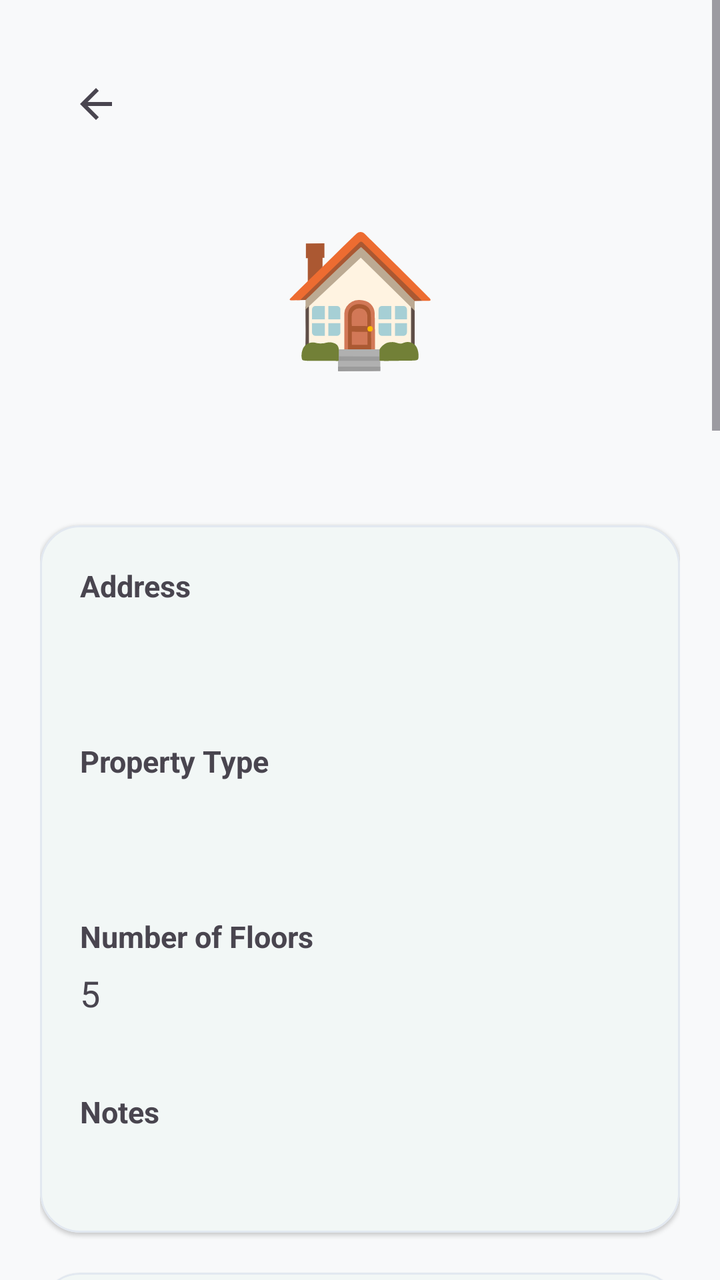
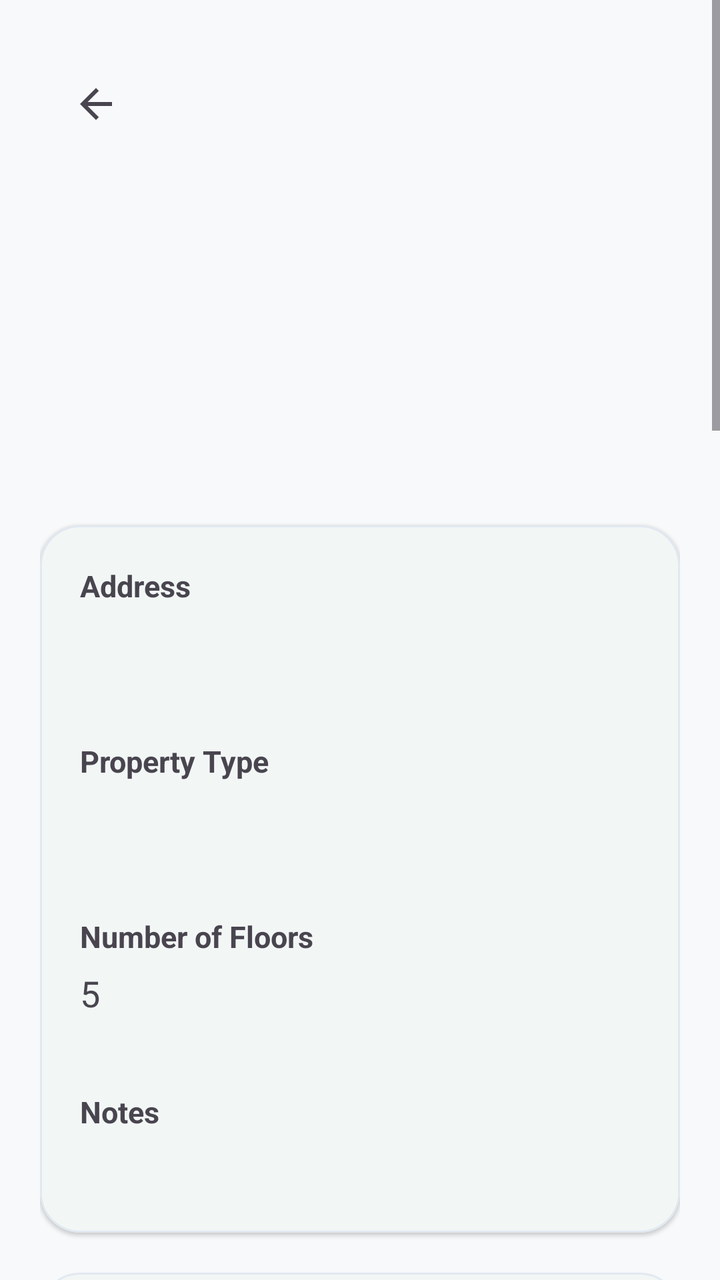

Screens rendered from an Android XML layout before and after an edit, with the pre-edit source and the edit as a unified diff.
<!-- AndroidManifest.xml: application theme Theme.RobHouseRental -->
<!-- res/layout/activity_property_details.xml -->
<?xml version="1.0" encoding="utf-8"?>
<ScrollView
    xmlns:android="http://schemas.android.com/apk/res/android"
    xmlns:app="http://schemas.android.com/apk/res-auto"
    android:layout_width="match_parent"
    android:layout_height="match_parent"
    android:fitsSystemWindows="true"
    android:fillViewport="true">

    <LinearLayout
        android:layout_width="match_parent"
        android:layout_height="wrap_content"
        android:orientation="vertical"
        android:padding="20dp">

        
        <com.google.android.material.appbar.MaterialToolbar
            android:id="@+id/toolbarPropertyDetails"
            android:layout_width="match_parent"
            android:layout_height="?attr/actionBarSize"
            android:title="@string/property_details_title"
            app:navigationIcon="@drawable/ic_arrow_back" />

        
        <TextView
            android:id="@+id/tvPropertyIcon"
            android:layout_width="match_parent"
            android:layout_height="wrap_content"
            android:layout_marginTop="20dp"
            android:gravity="center"
            android:text="🏠"
            android:textSize="64sp" />

        
        <TextView
            android:id="@+id/tvPropertyName"
            android:layout_width="match_parent"
            android:layout_height="wrap_content"
            android:layout_marginTop="12dp"
            android:gravity="center"
            
            android:textSize="28sp"
            android:textStyle="bold" />

        
        <com.google.android.material.card.MaterialCardView
            android:layout_width="match_parent"
            android:layout_height="wrap_content"
            android:layout_marginTop="24dp"
            app:cardCornerRadius="20dp"
            app:cardElevation="1dp"
            app:strokeWidth="1dp">

            <LinearLayout
                android:layout_width="match_parent"
                android:layout_height="wrap_content"
                android:orientation="vertical"
                android:padding="20dp">

                
                <TextView
                    android:layout_width="match_parent"
                    android:layout_height="wrap_content"
                    android:text="@string/address_label"
                    android:textSize="15sp"
                    android:textStyle="bold" />

                <TextView
                    android:id="@+id/tvPropertyAddress"
                    android:layout_width="match_parent"
                    android:layout_height="wrap_content"
                    android:layout_marginTop="6dp"
                    
                    android:textSize="18sp" />

                <View
                    android:layout_width="match_parent"
                    android:layout_height="1dp"
                    android:layout_marginVertical="18dp" />

                
                <TextView
                    android:layout_width="match_parent"
                    android:layout_height="wrap_content"
                    android:text="@string/property_type"
                    android:textSize="15sp"
                    android:textStyle="bold" />

                <TextView
                    android:id="@+id/tvPropertyType"
                    android:layout_width="match_parent"
                    android:layout_height="wrap_content"
                    android:layout_marginTop="6dp"
                    
                    android:textSize="18sp" />

                <View
                    android:layout_width="match_parent"
                    android:layout_height="1dp"
                    android:layout_marginVertical="18dp" />

                
                <TextView
                    android:layout_width="match_parent"
                    android:layout_height="wrap_content"
                    android:text="@string/number_of_floors_label"
                    android:textSize="15sp"
                    android:textStyle="bold" />

                <TextView
                    android:id="@+id/tvPropertyFloors"
                    android:layout_width="match_parent"
                    android:layout_height="wrap_content"
                    android:layout_marginTop="6dp"
                    android:text="5"
                    android:textSize="18sp" />

                <View
                    android:layout_width="match_parent"
                    android:layout_height="1dp"
                    android:layout_marginVertical="18dp" />

                
                <TextView
                    android:layout_width="match_parent"
                    android:layout_height="wrap_content"
                    android:text="@string/notes"
                    android:textSize="15sp"
                    android:textStyle="bold" />

                <TextView
                    android:id="@+id/tvPropertyNotes"
                    android:layout_width="match_parent"
                    android:layout_height="wrap_content"
                    android:layout_marginTop="6dp"
                    
                    android:textSize="18sp" />

            </LinearLayout>

        </com.google.android.material.card.MaterialCardView>

        
        <com.google.android.material.card.MaterialCardView
            android:layout_width="match_parent"
            android:layout_height="wrap_content"
            android:layout_marginTop="20dp"
            app:cardCornerRadius="20dp"
            app:cardElevation="1dp"
            app:strokeWidth="1dp">

            <LinearLayout
                android:layout_width="match_parent"
                android:layout_height="wrap_content"
                android:orientation="vertical"
                android:padding="20dp">

                <TextView
                    android:layout_width="match_parent"
                    android:layout_height="wrap_content"
                    android:text="@string/property_status_label"
                    android:textSize="20sp"
                    android:textStyle="bold" />

                <TextView
                    android:id="@+id/tvPropertyStatus"
                    android:layout_width="match_parent"
                    android:layout_height="wrap_content"
                    android:layout_marginTop="8dp"
                    
                    android:textSize="18sp" />

                <TextView
                    android:id="@+id/tvPropertyId"
                    android:layout_width="match_parent"
                    android:layout_height="wrap_content"
                    android:layout_marginTop="8dp"
                    
                    android:textSize="15sp" />

            </LinearLayout>

        </com.google.android.material.card.MaterialCardView>

        
        <com.google.android.material.card.MaterialCardView
            android:id="@+id/cardPropertyOperationalSummary"
            android:layout_width="match_parent"
            android:layout_height="wrap_content"
            android:layout_marginTop="20dp"
            app:cardCornerRadius="20dp"
            app:cardElevation="1dp"
            app:strokeWidth="1dp">

            <LinearLayout
                android:layout_width="match_parent"
                android:layout_height="wrap_content"
                android:orientation="vertical"
                android:padding="20dp">

                <TextView
                    android:layout_width="match_parent"
                    android:layout_height="wrap_content"
                    android:text="@string/tab_report_dashboard"
                    android:textSize="20sp"
                    android:textStyle="bold" />

                <GridLayout
                    android:layout_width="match_parent"
                    android:layout_height="wrap_content"
                    android:layout_marginTop="12dp"
                    android:columnCount="2"
                    android:rowCount="4">

                    <TextView
                        android:id="@+id/tvSummaryTotalUnits"
                        android:layout_width="0dp"
                        android:layout_height="wrap_content"
                        android:layout_columnWeight="1"
                        android:layout_margin="4dp"
                        android:background="?attr/colorSurfaceVariant"
                        android:padding="12dp"
                        android:text="Total Units: 0"
                        android:textSize="14sp"
                        android:textStyle="bold" />

                    <TextView
                        android:id="@+id/tvSummaryOccupiedUnits"
                        android:layout_width="0dp"
                        android:layout_height="wrap_content"
                        android:layout_columnWeight="1"
                        android:layout_margin="4dp"
                        android:background="?attr/colorSurfaceVariant"
                        android:padding="12dp"
                        android:text="Occupied: 0"
                        android:textSize="14sp"
                        android:textStyle="bold" />

                    <TextView
                        android:id="@+id/tvSummaryVacantUnits"
                        android:layout_width="0dp"
                        android:layout_height="wrap_content"
                        android:layout_columnWeight="1"
                        android:layout_margin="4dp"
                        android:background="?attr/colorSurfaceVariant"
                        android:padding="12dp"
                        android:text="Vacant: 0"
                        android:textSize="14sp"
                        android:textStyle="bold" />

                    <TextView
                        android:id="@+id/tvSummaryOccupancyRate"
                        android:layout_width="0dp"
                        android:layout_height="wrap_content"
                        android:layout_columnWeight="1"
                        android:layout_margin="4dp"
                        android:background="?attr/colorSurfaceVariant"
                        android:padding="12dp"
                        android:text="Occupancy: 0%"
                        android:textSize="14sp"
                        android:textStyle="bold" />

                    <TextView
                        android:id="@+id/tvSummaryExpectedRent"
                        android:layout_width="0dp"
                        android:layout_height="wrap_content"
                        android:layout_columnWeight="1"
                        android:layout_margin="4dp"
                        android:background="?attr/colorSurfaceVariant"
                        android:padding="12dp"
                        android:text="Expected: ৳0"
                        android:textSize="14sp"
                        android:textStyle="bold" />

                    <TextView
                        android:id="@+id/tvSummaryCollectedRent"
                        android:layout_width="0dp"
                        android:layout_height="wrap_content"
                        android:layout_columnWeight="1"
                        android:layout_margin="4dp"
                        android:background="?attr/colorSurfaceVariant"
                        android:padding="12dp"
                        android:text="Collected: ৳0"
                        android:textSize="14sp"
                        android:textStyle="bold" />

                    <TextView
                        android:id="@+id/tvSummaryOutstandingRent"
                        android:layout_width="0dp"
                        android:layout_height="wrap_content"
                        android:layout_columnSpan="2"
                        android:layout_columnWeight="2"
                        android:layout_margin="4dp"
                        android:background="?attr/colorSurfaceVariant"
                        android:padding="12dp"
                        android:text="Outstanding: ৳0"
                        android:textColor="?attr/colorError"
                        android:textSize="14sp"
                        android:textStyle="bold" />

                </GridLayout>

            </LinearLayout>

        </com.google.android.material.card.MaterialCardView>

        
        <com.google.android.material.card.MaterialCardView
            android:layout_width="match_parent"
            android:layout_height="wrap_content"
            android:layout_marginTop="20dp"
            app:cardCornerRadius="20dp"
            app:cardElevation="1dp"
            app:strokeWidth="1dp">

            <LinearLayout
                android:layout_width="match_parent"
                android:layout_height="wrap_content"
                android:orientation="vertical"
                android:padding="20dp">

                <TextView
                    android:layout_width="match_parent"
                    android:layout_height="wrap_content"
                    android:text="@string/maintenance_title"
                    android:textSize="20sp"
                    android:textStyle="bold" />

                <GridLayout
                    android:layout_width="match_parent"
                    android:layout_height="wrap_content"
                    android:layout_marginTop="12dp"
                    android:columnCount="2">

                    <TextView
                        android:id="@+id/tvMaintSummaryOpen"
                        android:layout_width="0dp"
                        android:layout_height="wrap_content"
                        android:layout_columnWeight="1"
                        android:layout_margin="4dp"
                        android:background="?attr/colorSurfaceVariant"
                        android:padding="12dp"
                        android:text="Open: 0"
                        android:textSize="14sp"
                        android:textStyle="bold" />

                    <TextView
                        android:id="@+id/tvMaintSummaryInProgress"
                        android:layout_width="0dp"
                        android:layout_height="wrap_content"
                        android:layout_columnWeight="1"
                        android:layout_margin="4dp"
                        android:background="?attr/colorSurfaceVariant"
                        android:padding="12dp"
                        android:text="In Progress: 0"
                        android:textSize="14sp"
                        android:textStyle="bold" />

                    <TextView
                        android:id="@+id/tvMaintSummaryCost"
                        android:layout_width="0dp"
                        android:layout_height="wrap_content"
                        android:layout_columnSpan="2"
                        android:layout_columnWeight="2"
                        android:layout_margin="4dp"
                        android:background="?attr/colorSurfaceVariant"
                        android:padding="12dp"
                        android:text="This Month Cost: ৳0"
                        android:textSize="14sp"
                        android:textStyle="bold" />

                </GridLayout>

                <LinearLayout
                    android:layout_width="match_parent"
                    android:layout_height="wrap_content"
                    android:layout_marginTop="12dp"
                    android:orientation="horizontal">

                    <com.google.android.material.button.MaterialButton
                        android:id="@+id/btnViewPropertyMaintenance"
                        style="@style/Widget.Material3.Button.TonalButton"
                        android:layout_width="0dp"
                        android:layout_height="wrap_content"
                        android:layout_weight="1"
                        android:layout_marginEnd="6dp"
                        android:text="@string/maintenance_title" />

                    <com.google.android.material.button.MaterialButton
                        android:id="@+id/btnAddPropertyMaintenance"
                        style="@style/Widget.Material3.Button.OutlinedButton"
                        android:layout_width="0dp"
                        android:layout_height="wrap_content"
                        android:layout_weight="1"
                        android:layout_marginStart="6dp"
                        android:text="@string/add_maintenance" />

                </LinearLayout>

            </LinearLayout>

        </com.google.android.material.card.MaterialCardView>

        
        <com.google.android.material.card.MaterialCardView
            android:layout_width="match_parent"
            android:layout_height="wrap_content"
            android:layout_marginTop="20dp"
            app:cardCornerRadius="20dp"
            app:cardElevation="1dp"
            app:strokeWidth="1dp">

            <LinearLayout
                android:layout_width="match_parent"
                android:layout_height="wrap_content"
                android:orientation="vertical"
                android:padding="20dp">

                
                <LinearLayout
                    android:layout_width="match_parent"
                    android:layout_height="wrap_content"
                    android:gravity="center_vertical"
                    android:orientation="horizontal">

                    <TextView
                        android:layout_width="0dp"
                        android:layout_height="wrap_content"
                        android:layout_weight="1"
                        android:text="@string/units_section_title"
                        android:textSize="20sp"
                        android:textStyle="bold" />

                    <TextView
                        android:id="@+id/tvUnitCount"
                        android:layout_width="wrap_content"
                        android:layout_height="wrap_content"
                        android:text="0"
                        android:textSize="20sp"
                        android:textStyle="bold" />

                </LinearLayout>

                
                <LinearLayout
                    android:layout_width="match_parent"
                    android:layout_height="wrap_content"
                    android:layout_marginTop="12dp"
                    android:orientation="vertical">

                    
                    <HorizontalScrollView
                        android:layout_width="match_parent"
                        android:layout_height="wrap_content"
                        android:scrollbars="none">

                        <com.google.android.material.chip.ChipGroup
                            android:id="@+id/chipGroupUnitStatus"
                            android:layout_width="wrap_content"
                            android:layout_height="wrap_content"
                            app:singleSelection="true">

                            <com.google.android.material.chip.Chip
                                android:id="@+id/chipUnitAll"
                                style="@style/Widget.Material3.Chip.Filter"
                                android:layout_width="wrap_content"
                                android:layout_height="wrap_content"
                                android:checked="true"
                                android:text="@string/all" />

                            <com.google.android.material.chip.Chip
                                android:id="@+id/chipUnitOccupied"
                                style="@style/Widget.Material3.Chip.Filter"
                                android:layout_width="wrap_content"
                                android:layout_height="wrap_content"
                                android:text="@string/status_occupied" />

                            <com.google.android.material.chip.Chip
                                android:id="@+id/chipUnitVacant"
                                style="@style/Widget.Material3.Chip.Filter"
                                android:layout_width="wrap_content"
                                android:layout_height="wrap_content"
                                android:text="@string/status_vacant" />

                        </com.google.android.material.chip.ChipGroup>

                    </HorizontalScrollView>

                    
                    <com.google.android.material.textfield.TextInputLayout
                        style="@style/Widget.Material3.TextInputLayout.OutlinedBox.ExposedDropdownMenu"
                        android:layout_width="match_parent"
                        android:layout_height="wrap_content"
                        android:layout_marginTop="8dp">

                        <com.google.android.material.textfield.MaterialAutoCompleteTextView
                            android:id="@+id/autoFloorFilter"
                            android:layout_width="match_parent"
                            android:layout_height="wrap_content"
                            android:hint="@string/hint_unit_floor"
                            android:inputType="none" />
                    </com.google.android.material.textfield.TextInputLayout>

                </LinearLayout>

                
                <TextView
                    android:id="@+id/tvNoUnits"
                    android:layout_width="match_parent"
                    android:layout_height="wrap_content"
                    android:layout_marginTop="16dp"
                    android:gravity="center"
                    android:text="@string/empty_units"
                    android:textSize="17sp" />

                
                <androidx.recyclerview.widget.RecyclerView
                    android:id="@+id/recyclerUnits"
                    android:layout_width="match_parent"
                    android:layout_height="wrap_content"
                    android:layout_marginTop="12dp"
                    android:nestedScrollingEnabled="false" />

                
                <com.google.android.material.button.MaterialButton
                    android:id="@+id/btnAddUnit"
                    android:layout_width="match_parent"
                    android:layout_height="wrap_content"
                    android:layout_marginTop="20dp"
                    android:minHeight="56dp"
                    android:text="@string/add_unit_button"
                    android:textSize="17sp"
                    app:cornerRadius="16dp" />

            </LinearLayout>

        </com.google.android.material.card.MaterialCardView>

        
        <com.google.android.material.card.MaterialCardView
            android:layout_width="match_parent"
            android:layout_height="wrap_content"
            android:layout_marginTop="20dp"
            app:cardCornerRadius="20dp"
            app:cardElevation="1dp"
            app:strokeWidth="1dp">

            <LinearLayout
                android:layout_width="match_parent"
                android:layout_height="wrap_content"
                android:orientation="vertical"
                android:padding="20dp">

                <LinearLayout
                    android:layout_width="match_parent"
                    android:layout_height="wrap_content"
                    android:gravity="center_vertical"
                    android:orientation="horizontal">

                    <TextView
                        android:layout_width="0dp"
                        android:layout_height="wrap_content"
                        android:layout_weight="1"
                        android:text="@string/this_month_expenses"
                        android:textSize="18sp"
                        android:textStyle="bold" />

                    <TextView
                        android:id="@+id/tvPropertyMonthExpenses"
                        android:layout_width="wrap_content"
                        android:layout_height="wrap_content"
                        android:text="৳0"
                        android:textColor="?attr/colorError"
                        android:textSize="20sp"
                        android:textStyle="bold" />

                </LinearLayout>

            </LinearLayout>

        </com.google.android.material.card.MaterialCardView>

        
        <com.google.android.material.button.MaterialButton
            android:id="@+id/btnEditProperty"
            android:layout_width="match_parent"
            android:layout_height="wrap_content"
            android:layout_marginTop="24dp"
            android:minHeight="60dp"
            android:text="@string/edit_property"
            android:textSize="18sp"
            app:cornerRadius="18dp" />

        
        <Space
            android:layout_width="match_parent"
            android:layout_height="24dp" />

    </LinearLayout>

</ScrollView>
<!-- resources referenced by this layout -->
<resources>
  <!-- drawable ic_arrow_back (drawable) -->
  <vector xmlns:android="http://schemas.android.com/apk/res/android"
      android:width="24dp"
      android:height="24dp"
      android:viewportWidth="24"
      android:viewportHeight="24"
      android:tint="?attr/colorControlNormal">
    <path
        android:fillColor="#FF000000"
        android:pathData="M20,11H7.83l5.59,-5.59L12,4l-8,8 8,8 1.41,-1.41L7.83,13H20v-2z"/>
  </vector>
  <string name="add_maintenance">Add Maintenance</string>
  <string name="add_unit_button">+ Add Unit</string>
  <string name="address_label">Address</string>
  <string name="all">All</string>
  <string name="edit_property">Edit Property</string>
  <string name="empty_units">No units found.</string>
  <string name="hint_unit_floor">Floor</string>
  <string name="maintenance_title">Maintenance &amp; Services</string>
  <string name="notes">Notes</string>
  <string name="number_of_floors_label">Number of Floors</string>
  <string name="property_details_title">Property Details</string>
  <string name="property_status_label">Property Status</string>
  <string name="property_type">Property Type</string>
  <string name="status_occupied">OCCUPIED</string>
  <string name="status_vacant">VACANT</string>
  <string name="tab_report_dashboard">Dashboard</string>
  <string name="this_month_expenses">This Month\'s Expenses</string>
  <string name="units_section_title">Units</string>
  <style name="Theme.RobHouseRental" parent="Base.Theme.RobHouseRental" />
  <color name="md_theme_primary">#00695C</color>
  <color name="md_theme_onPrimary">#FFFFFF</color>
  <color name="md_theme_primaryContainer">#E0F2F1</color>
  <color name="md_theme_onPrimaryContainer">#00201A</color>
  <color name="md_theme_secondary">#1565C0</color>
  <color name="md_theme_onSecondary">#FFFFFF</color>
  <color name="md_theme_secondaryContainer">#E3F2FD</color>
  <color name="md_theme_onSecondaryContainer">#001D36</color>
  <color name="md_theme_tertiary">#6D4C41</color>
  <color name="md_theme_onTertiary">#FFFFFF</color>
  <color name="md_theme_tertiaryContainer">#EFEBE9</color>
  <color name="md_theme_onTertiaryContainer">#25150F</color>
  <color name="md_theme_background">#F8F9FA</color>
  <color name="md_theme_onBackground">#191C1D</color>
  <color name="md_theme_surface">#FFFFFF</color>
  <color name="md_theme_onSurface">#191C1D</color>
  <color name="md_theme_surfaceVariant">#F1F5F9</color>
  <color name="md_theme_onSurfaceVariant">#475569</color>
  <color name="md_theme_outline">#CBD5E1</color>
  <style name="Widget.App.CardView" parent="Widget.Material3.CardView.Elevated">
          <item name="cardCornerRadius">16dp</item>
          <item name="cardElevation">1dp</item>
          <item name="strokeWidth">1dp</item>
          <item name="strokeColor">@color/md_theme_outlineVariant</item>
          <item name="cardBackgroundColor">@color/md_theme_surface</item>
      </style>
  <color name="md_theme_outlineVariant">#E2E8F0</color>
  <!-- unchanged entries left out for length: 1 -->
</resources>

<!-- the commit's change to res/layout/activity_property_details.xml (unified diff, before → after) -->
@@ -28,7 +28,7 @@
             android:layout_height="wrap_content"
             android:layout_marginTop="20dp"
             android:gravity="center"
-            android:text="🏠"
+            android:text=""
             android:textSize="64sp" />
 
         
